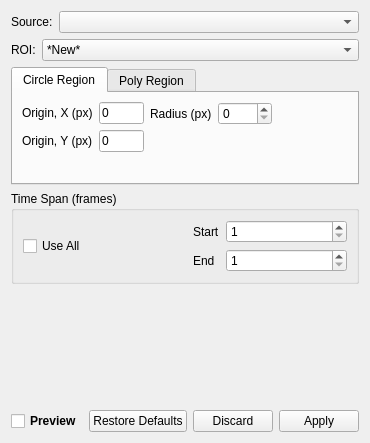
Qt form src/ui/KairoSightWidgetIsolate.ui (kairosight/KairoSight) before a commit.
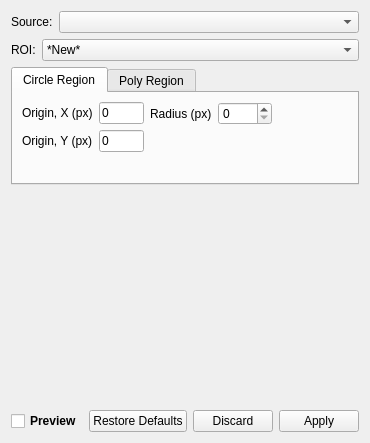
The same form after that commit. Custom widgets are drawn as their Qt base class.

Commit message: Added analysis time slicing

The edit to the form file:
```diff
--- a/src/ui/KairoSightWidgetIsolate.ui
+++ b/src/ui/KairoSightWidgetIsolate.ui
@@ -248,114 +248,6 @@
      </widget>
     </widget>
    </item>
-   <item>
-    <layout class="QHBoxLayout" name="horizontalLayout_6">
-     <item>
-      <widget class="QGroupBox" name="groupBoxTime">
-       <property name="sizePolicy">
-        <sizepolicy hsizetype="Expanding" vsizetype="Preferred">
-         <horstretch>0</horstretch>
-         <verstretch>0</verstretch>
-        </sizepolicy>
-       </property>
-       <property name="title">
-        <string>Time Span (frames)</string>
-       </property>
-       <layout class="QVBoxLayout" name="verticalLayout_2">
-        <item>
-         <layout class="QHBoxLayout" name="horizontalLayout_4">
-          <item>
-           <widget class="QCheckBox" name="checkBoxTimeAll">
-            <property name="sizePolicy">
-             <sizepolicy hsizetype="Minimum" vsizetype="Fixed">
-              <horstretch>0</horstretch>
-              <verstretch>0</verstretch>
-             </sizepolicy>
-            </property>
-            <property name="text">
-             <string>Use All</string>
-            </property>
-            <property name="checked">
-             <bool>false</bool>
-            </property>
-           </widget>
-          </item>
-          <item>
-           <spacer name="horizontalSpacer_2">
-            <property name="orientation">
-             <enum>Qt::Horizontal</enum>
-            </property>
-            <property name="sizeType">
-             <enum>QSizePolicy::Preferred</enum>
-            </property>
-            <property name="sizeHint" stdset="0">
-             <size>
-              <width>10</width>
-              <height>20</height>
-             </size>
-            </property>
-           </spacer>
-          </item>
-          <item>
-           <layout class="QFormLayout" name="formLayout_3">
-            <item row="0" column="0">
-             <widget class="QLabel" name="startLabel">
-              <property name="text">
-               <string>Start</string>
-              </property>
-             </widget>
-            </item>
-            <item row="0" column="1">
-             <widget class="QSpinBox" name="startSpinBox">
-              <property name="enabled">
-               <bool>true</bool>
-              </property>
-              <property name="minimumSize">
-               <size>
-                <width>60</width>
-                <height>0</height>
-               </size>
-              </property>
-              <property name="minimum">
-               <number>1</number>
-              </property>
-              <property name="maximum">
-               <number>999999</number>
-              </property>
-             </widget>
-            </item>
-            <item row="1" column="1">
-             <widget class="QSpinBox" name="endSpinBox">
-              <property name="minimumSize">
-               <size>
-                <width>60</width>
-                <height>0</height>
-               </size>
-              </property>
-              <property name="minimum">
-               <number>1</number>
-              </property>
-              <property name="maximum">
-               <number>999999</number>
-              </property>
-             </widget>
-            </item>
-            <item row="1" column="0">
-             <widget class="QLabel" name="endLabel">
-              <property name="text">
-               <string>End</string>
-              </property>
-             </widget>
-            </item>
-           </layout>
-          </item>
-         </layout>
-        </item>
-       </layout>
-      </widget>
-     </item>
-    </layout>
-   </item>
    <item>
     <widget class="GraphicsLayoutWidget" name="widgetPreviewPlot" native="true">
      <property name="sizePolicy">
```
The commit also changes 4 other files.
